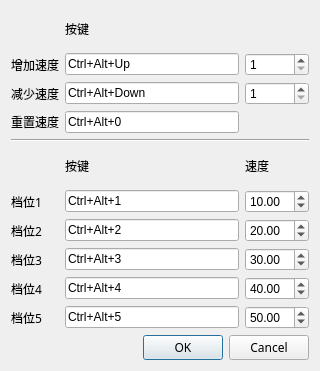
zxlhhyccc/OpenSpeedy, file preferencedialog.ui: the form before one commit.
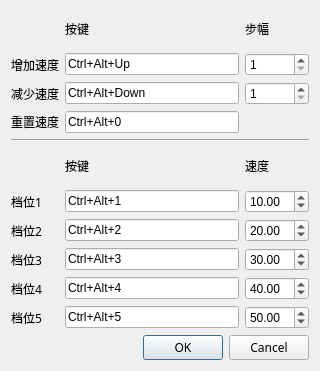
The form after the commit. Custom widgets are drawn as their Qt base class.

Diff of the .ui file:
```diff
--- a/preferencedialog.ui
+++ b/preferencedialog.ui
@@ -327,6 +327,13 @@
      </property>
     </widget>
    </item>
+   <item row="0" column="2">
+    <widget class="QLabel" name="stepLabel">
+     <property name="text">
+      <string>步幅</string>
+     </property>
+    </widget>
+   </item>
   </layout>
  </widget>
  <customwidgets>
```
